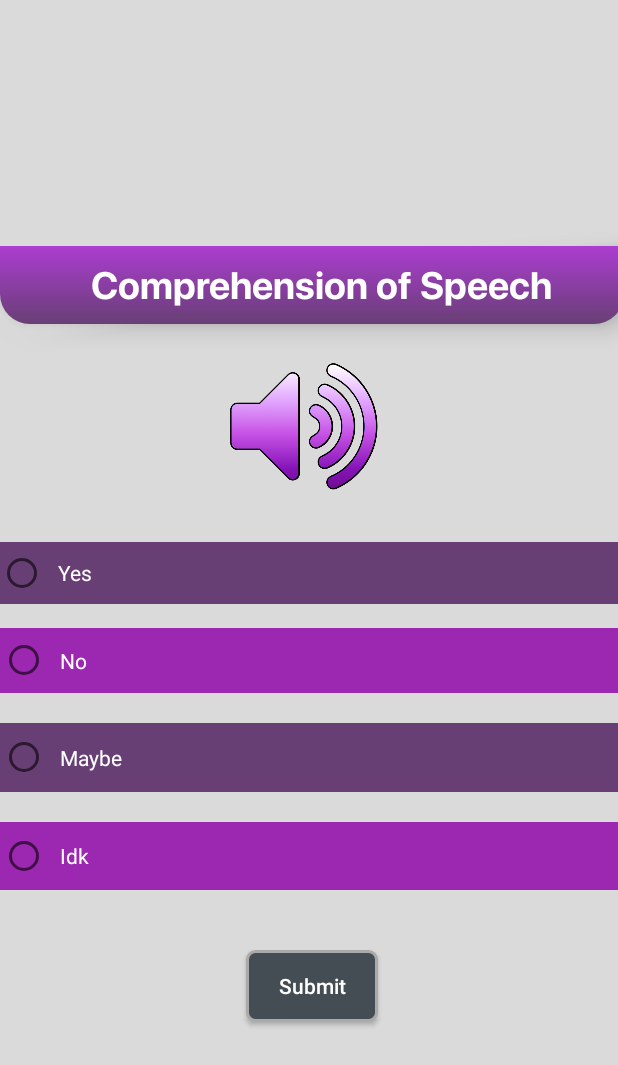
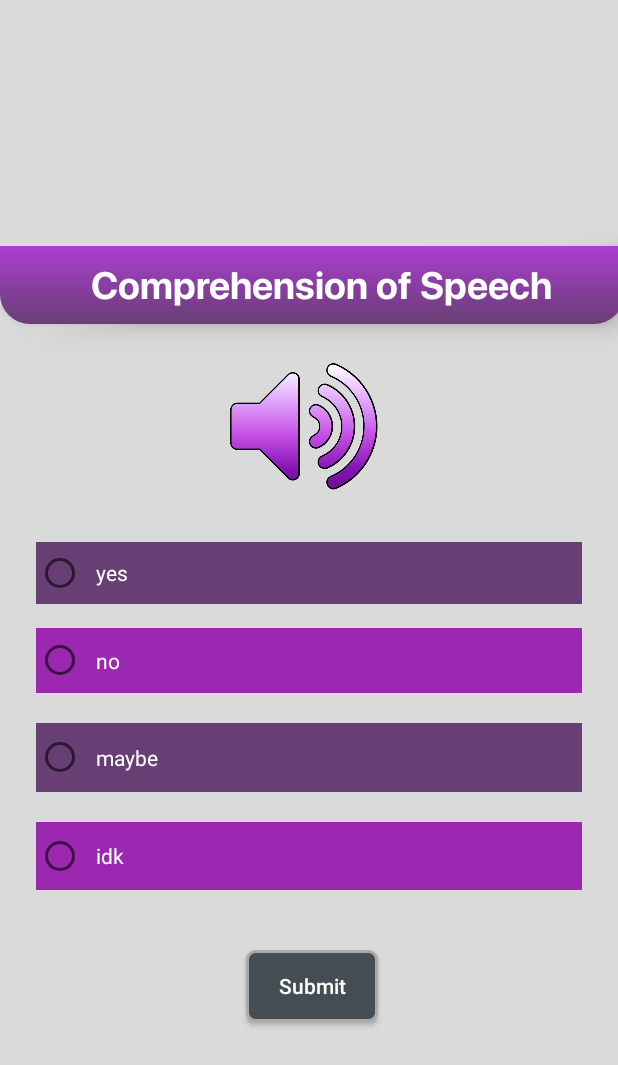
Before and after one commit to timeoutmode/ADAS, an Android app: the SpeechTask screen opened directly, with no data from a screen before it, on a phone screen of 412 x 824 dp. Shown: the top 1065 px of the screen. Run offline under Robolectric (Android 15) with nearby library versions, the phone set to English and light mode, and no system bars.

Commit message:
made some changes

```diff
--- /dev/null
+++ b/app/src/main/java/com/example/adas/Model/Item.java
@@ -0,0 +1,53 @@
+package com.example.adas.Model;
+
+public class Item{
+    String question, choice1, choice2, choice3, choice4, answer;
+
+    public String getQuestion() {
+        return question;
+    }
+
+    public void setQuestion(String question) {
+        this.question = question;
+    }
+
+    public String getChoice1() {
+        return choice1;
+    }
+
+    public void setChoice1(String choice1) {
+        this.choice1 = choice1;
+    }
+
+    public String getChoice2() {
+        return choice2;
+    }
+
+    public void setChoice2(String choice2) {
+        this.choice2 = choice2;
+    }
+
+    public String getChoice3() {
+        return choice3;
+    }
+
+    public void setChoice3(String choice3) {
+        this.choice3 = choice3;
+    }
+
+    public String getChoice4() {
+        return choice4;
+    }
+
+    public void setChoice4(String choice4) {
+        this.choice4 = choice4;
+    }
+
+    public String getAnswer() {
+        return answer;
+    }
+
+    public void setAnswer(String answer) {
+        this.answer = answer;
+    }
+}
--- /dev/null
+++ b/app/src/main/java/com/example/adas/Model/SpeechRecogntionQuestion.java
@@ -0,0 +1,27 @@
+package com.example.adas.Model;
+
+import java.util.ArrayList;
+
+public class SpeechRecogntionQuestion {
+
+    String phrase;
+
+    public String getPhrase() {
+        return phrase;
+    }
+
+    public void setPhrase(String phrase) {
+        this.phrase = phrase;
+    }
+
+    public ArrayList<Item> getListofitems() {
+        return listofitems;
+    }
+
+    public void setListofitems(ArrayList<Item> listofitems) {
+        this.listofitems = listofitems;
+    }
+
+    ArrayList<Item> listofitems;
+
+}
--- a/app/src/main/java/com/example/adas/SpeechComprehension/SpeechTask.java
+++ b/app/src/main/java/com/example/adas/SpeechComprehension/SpeechTask.java
@@ -10,13 +10,18 @@ import android.widget.Button;
 import android.widget.ImageButton;
 import android.widget.RadioButton;
 
+import android.widget.RadioGroup;
 import android.widget.TextView;
 import android.widget.Toast;
-;
+
+import com.example.adas.Model.Item;
+import com.example.adas.Model.SpeechRecogntionQuestion;
 
 import com.example.adas.R;
 
 
+import java.lang.reflect.Array;
+import java.util.ArrayList;
 import java.util.Locale;
 
 public class SpeechTask extends AppCompatActivity {
@@ -29,28 +34,105 @@ public class SpeechTask extends AppCompatActivity {
     private RadioButton mButtonChoice2;
     private RadioButton mButtonChoice3;
     private RadioButton mButtonChoice4;
+    private RadioGroup radiogroup;
     private Button mSubmitButton;
     TextToSpeech tts;
     private String mAnswer;
     private int mScore = 0;
     private int mQuestionNumber = 0;
-    int counter = 4;
+    int counter = 6;
+    int itemcounter = 0;
 
 
+    private SpeechRecogntionQuestion mquestion;
 
+    public void initializeQuestion(){
+        mquestion = new SpeechRecogntionQuestion();
+        mquestion.setPhrase("In the freezing ocean waters of Antarctica,\n" +
+                "the planet's largest seals make their home in a\n" +
+                "frozen world. These giants are southern elephant\n" +
+                "seals, and they can grow as long as the length of a\n" +
+                "car and weigh as much as two cars combined. The\n" +
+                "name “elephant seal” comes from both the males'\n" +
+                "enormous size and from their giant trunk-like nose,\n" +
+                "called a proboscis");
+
+        Item item1 = new Item();
+        Item item2 = new Item();
+        Item item3 = new Item();
+        Item item4 = new Item();
+        Item item5 = new Item();
+        Item item6 = new Item();
+
+        item1.setQuestion("question1?");
+        item1.setChoice1("yes");
+        item1.setChoice2("no");
+        item1.setChoice3("maybe");
+        item1.setChoice4("idk");
+        item1.setAnswer("yes");
+
+        item2.setQuestion("question2?");
+        item2.setChoice1("yes");
+        item2.setChoice2("no");
+        item2.setChoice3("maybe");
+        item2.setChoice4("idk");
+        item2.setAnswer("yes");
+
+        item3.setQuestion("question3?");
+        item3.setChoice1("yes");
+        item3.setChoice2("no");
+        item3.setChoice3("maybe");
+        item3.setChoice4("idk");
+        item3.setAnswer("yes");
+
+        item4.setQuestion("question4?");
+        item4.setChoice1("yes");
+        item4.setChoice2("no");
+        item4.setChoice3("maybe");
+        item4.setChoice4("idk");
+        item4.setAnswer("yes");
+
+        item5.setQuestion("question5?");
+        item5.setChoice1("yes");
+        item5.setChoice2("no");
+        item5.setChoice3("maybe");
+        item5.setChoice4("idk");
+        item5.setAnswer("yes");
+
+        item6.setQuestion("question6?");
+        item6.setChoice1("yes");
+        item6.setChoice2("no");
+        item6.setChoice3("maybe");
+        item6.setChoice4("idk");
+        item6.setAnswer("yes");
+
+        ArrayList<Item> items = new ArrayList<Item>();
+
+        items.add(item1);
+        items.add(item2);
+        items.add(item3);
+        items.add(item4);
+        items.add(item5);
+        items.add(item6);
+
+        mquestion.setListofitems(items);
+
+    }
     @Override
     protected void onCreate(Bundle savedInstanceState) {
         super.onCreate(savedInstanceState);
         setContentView(R.layout.speech_task);
 
+        initializeQuestion();
+        mScoreView = findViewById(R.id.score);
+        mQuestionView =  findViewById((R.id.question));
+        mButtonChoice1 =  findViewById(R.id.choice1);
+        mButtonChoice2 =  findViewById(R.id.choice2);
+        mButtonChoice3 = findViewById(R.id.choice3);
+        mButtonChoice4 = findViewById(R.id.choice4);
+        mSubmitButton = findViewById(R.id.submitButton);
 
-        mScoreView = (TextView) findViewById(R.id.score);
-        mQuestionView = (ImageButton) findViewById((R.id.question));
-        mButtonChoice1 = (RadioButton) findViewById(R.id.choice1);
-        mButtonChoice2 = (RadioButton) findViewById(R.id.choice2);
-        mButtonChoice3 = (RadioButton) findViewById(R.id.choice3);
-        mButtonChoice4 = (RadioButton) findViewById(R.id.choice4);
-        mSubmitButton = (Button) findViewById(R.id.submitButton);
+        radiogroup = findViewById(R.id.radiogroup);
         updateQuestion();
 
 
@@ -60,72 +142,18 @@ public class SpeechTask extends AppCompatActivity {
             {
                 if (counter != 0)
                 {
-                    switch(mQuestionNumber)
-                    {
-                        case 1:
-                        {
-                            if (mButtonChoice1.isChecked())
+                    counter--;
+
+                    if (checkAnswer())
                 {
                     mScore = mScore + 1;
                     updateScore(mScore);
                     updateQuestion();
                 }
-                            else
-                            {
+                else{
                     Toast.makeText(SpeechTask.this, "WRONG", Toast.LENGTH_SHORT).show();
                                updateQuestion();
                 }
-                        }
-                        break;
-                        case 2:
-                        {
-                            if (mButtonChoice2.isChecked())
-                            {
-                                mScore = mScore + 1;
-                                updateScore(mScore);
-                                updateQuestion();
-                            }
-                            else
-                            {
-                                Toast.makeText(SpeechTask.this, "WRONG", Toast.LENGTH_SHORT).show();
-                                updateQuestion();
-                            }
-                        }
-                        break;
-                        case 3:
-                        {
-                            if (mButtonChoice3.isChecked())
-                            {
-                                mScore = mScore + 1;
-                                updateScore(mScore);
-                                updateQuestion();
-                            }
-                            else
-                            {
-                                Toast.makeText(SpeechTask.this, "WRONG", Toast.LENGTH_SHORT).show();
-                                updateQuestion();
-                            }
-                        }
-                        break;
-                        case 4:
-                        {
-                            if (mButtonChoice4.isChecked())
-                            {
-                                mScore = mScore + 1;
-                                updateScore(mScore);
-                                updateQuestion();
-                            }
-                            else
-                            {
-                                Toast.makeText(SpeechTask.this, "WRONG", Toast.LENGTH_SHORT).show();
-                                updateQuestion();
-                            }
-                        }
-                        break;
-                }
-                counter--;
-
-
 
 
                }
@@ -156,29 +184,46 @@ public class SpeechTask extends AppCompatActivity {
             public void onClick(View view) {
                 if(Build.VERSION.SDK_INT >= Build.VERSION_CODES.LOLLIPOP)
                 {
-                    tts.speak(mQuestionLibrary.getQuestion(mQuestionNumber-1), TextToSpeech.QUEUE_FLUSH,null,null);
+                    tts.speak(mquestion.getListofitems().get(itemcounter).getQuestion(), TextToSpeech.QUEUE_FLUSH,null,null);
                 }
                 else
                 {
-                    tts.speak(mQuestionLibrary.getQuestion(mQuestionNumber-1), TextToSpeech.QUEUE_FLUSH,null);
+                    tts.speak(mquestion.getListofitems().get(itemcounter).getQuestion(), TextToSpeech.QUEUE_FLUSH,null);
                 }
             }
         });
 
-        mButtonChoice1.setText(mQuestionLibrary.getChoice1(mQuestionNumber));
-        mButtonChoice2.setText(mQuestionLibrary.getChoice2(mQuestionNumber));
-        mButtonChoice3.setText(mQuestionLibrary.getChoice3(mQuestionNumber));
-        mButtonChoice4.setText(mQuestionLibrary.getChoice4(mQuestionNumber));
+        Item temp = mquestion.getListofitems().get(itemcounter);
 
-        mAnswer = mQuestionLibrary.getCorrectAnswer(mQuestionNumber);
-        mQuestionNumber++;
+        mButtonChoice1.setText(temp.getChoice1());
+        mButtonChoice2.setText(temp.getChoice2());
+        mButtonChoice3.setText(temp.getChoice3());
+        mButtonChoice4.setText(temp.getChoice4());
+
+
+
         mButtonChoice1.setChecked(false);
         mButtonChoice2.setChecked(false);
         mButtonChoice3.setChecked(false);
         mButtonChoice4.setChecked(false);
+
+        itemcounter++;
     }
 
     private void updateScore(int point) {
         mScoreView.setText("" + mScore);
     }
+
+    private boolean checkAnswer(){
+        int selectedId = radiogroup.getCheckedRadioButtonId();
+        RadioButton rb = radiogroup.findViewById(selectedId);
+        String tempAnswer = rb.getText().toString();
+        String rightanswer = mquestion.getListofitems().get(itemcounter).getAnswer();
+        if (tempAnswer.equals(rightanswer)){
+            return true;
         }
+        else{
+            return false;
+        }
+    }
+}
--- a/app/src/main/res/layout/speech_task.xml
+++ b/app/src/main/res/layout/speech_task.xml
@@ -79,6 +79,15 @@
         app:layout_constraintTop_toTopOf="parent"
         app:layout_constraintVertical_bias="0.326" />
 
+    <RadioGroup
+        android:id="@+id/radiogroup"
+        android:layout_width="match_parent"
+        android:layout_height="wrap_content"
+        android:layout_marginStart="24dp"
+        android:layout_marginEnd="24dp"
+        app:layout_constraintEnd_toEndOf="parent"
+        app:layout_constraintStart_toStartOf="parent"
+        app:layout_constraintTop_toBottomOf="@id/question">
 
         <RadioButton
             android:id="@+id/choice1"
@@ -134,6 +143,12 @@
             app:layout_constraintStart_toStartOf="parent"
             app:layout_constraintTop_toBottomOf="@+id/choice3" />
 
+
+    </RadioGroup>
+
+
+
+
     <Button
         android:id="@+id/submitButton"
         android:layout_width="wrap_content"
@@ -143,7 +158,7 @@
         app:layout_constraintEnd_toEndOf="parent"
         app:layout_constraintHorizontal_bias="0.507"
         app:layout_constraintStart_toStartOf="parent"
-        app:layout_constraintTop_toBottomOf="@+id/choice4" />
+        app:layout_constraintTop_toBottomOf="@+id/radiogroup" />
 
 
 </androidx.constraintlayout.widget.ConstraintLayout>
```
Lines whose indentation alone changed are shown as unchanged.
